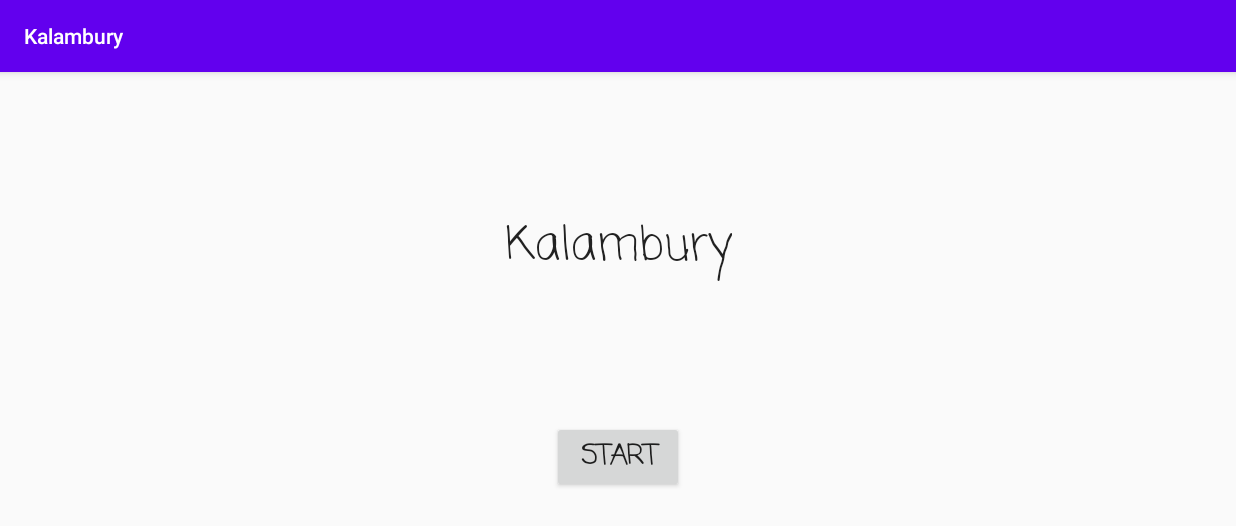
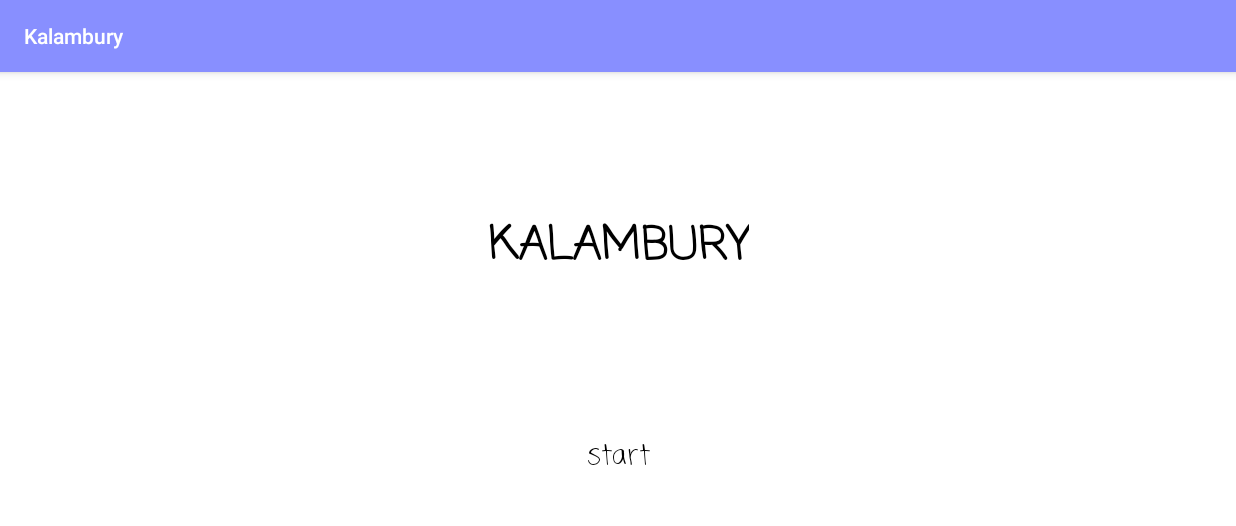
Before and after one commit to maciejnalewajka/Kalambury, an Android app: the screen it shows after launch (MainActivity), on a phone screen of 824 x 412 dp (held sideways). Shown: the top 526 px of the screen. Run offline under Robolectric (Android 15) with nearby library versions, the phone set to English and light mode, and no system bars.

Commit message:
Make start view

```diff
--- a/app/src/main/res/layout/activity_main.xml
+++ b/app/src/main/res/layout/activity_main.xml
@@ -4,6 +4,7 @@
     xmlns:tools="http://schemas.android.com/tools"
     android:layout_width="match_parent"
     android:layout_height="match_parent"
+    android:background="@color/colorAccent"
     tools:context=".MainActivity">
 
     <TextView
@@ -14,8 +15,11 @@
         android:padding="10dp"
         android:text="@string/kalambury"
         android:textAlignment="center"
+        android:textAllCaps="true"
         android:textAppearance="@style/TextAppearance.AppCompat.Large"
+        android:textColor="@color/colorPrimaryDark"
         android:textSize="30sp"
+        android:textStyle="bold"
         app:layout_constraintBottom_toTopOf="@+id/buttonStart"
         app:layout_constraintEnd_toEndOf="parent"
         app:layout_constraintHorizontal_bias="0.5"
@@ -24,14 +28,17 @@
 
     <Button
         android:id="@+id/buttonStart"
+        style="@style/Widget.AppCompat.Button.Borderless"
         android:layout_width="wrap_content"
         android:layout_height="wrap_content"
+        android:background="@color/colorAccent"
         android:fontFamily="casual"
         android:padding="10dp"
         android:text="@string/start"
         android:textAlignment="center"
+        android:textAllCaps="false"
+        android:textColor="@color/colorPrimaryDark"
         android:textSize="18sp"
-        android:textStyle="bold"
         app:layout_constraintBottom_toBottomOf="parent"
         app:layout_constraintEnd_toEndOf="parent"
         app:layout_constraintStart_toStartOf="parent"
--- a/app/src/main/res/values/colors.xml
+++ b/app/src/main/res/values/colors.xml
@@ -1,6 +1,6 @@
 <?xml version="1.0" encoding="utf-8"?>
 <resources>
-    <color name="colorPrimary">#6200EE</color>
-    <color name="colorPrimaryDark">#3700B3</color>
-    <color name="colorAccent">#03DAC5</color>
+    <color name="colorPrimary">#888FFF</color>
+    <color name="colorPrimaryDark">#000</color>
+    <color name="colorAccent">#FFF</color>
 </resources>
--- a/app/src/main/res/values/strings.xml
+++ b/app/src/main/res/values/strings.xml
@@ -1,5 +1,5 @@
 <resources>
     <string name="app_name">Kalambury</string>
     <string name="kalambury">Kalambury</string>
-    <string name="start">Start</string>
+    <string name="start">start</string>
 </resources>
```
